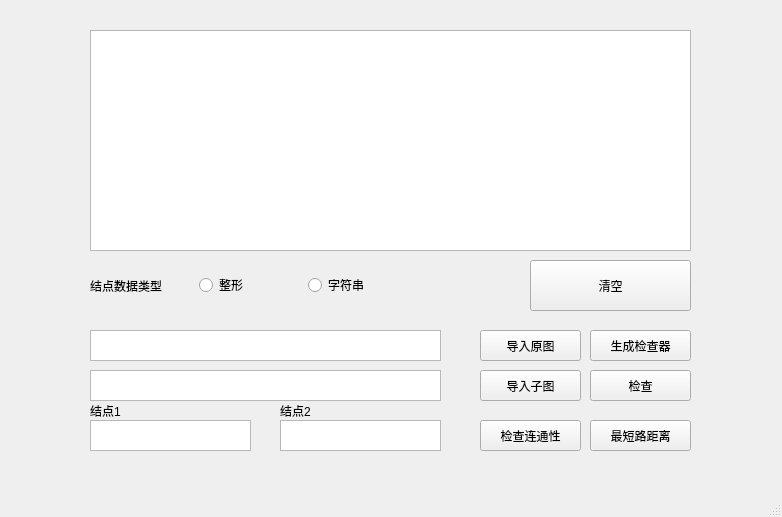
Above: mainwindow.ui from fangtiancheng/checker before the change. Below: the same form after it.
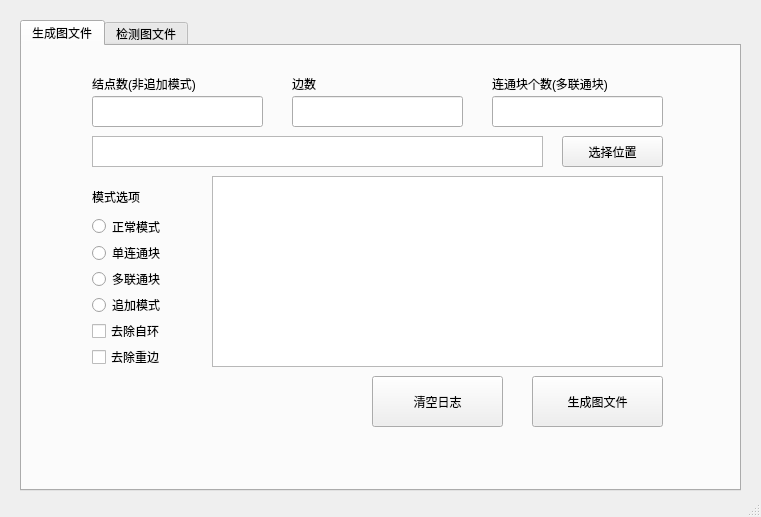
That is the form after the change.

Diff of the .ui file:
```diff
--- a/mainwindow.ui
+++ b/mainwindow.ui
@@ -6,7 +6,7 @@
    <rect>
     <x>0</x>
     <y>0</y>
-    <width>782</width>
+    <width>761</width>
     <height>517</height>
    </rect>
   </property>
@@ -14,106 +14,237 @@
    <string>MainWindow</string>
   </property>
   <widget class="QWidget" name="centralwidget">
-   <widget class="QPushButton" name="CheckButton">
+   <widget class="QTabWidget" name="tabWidget">
     <property name="geometry">
      <rect>
-      <x>590</x>
-      <y>370</y>
+      <x>20</x>
+      <y>20</y>
+      <width>721</width>
+      <height>471</height>
+     </rect>
+    </property>
+    <property name="currentIndex">
+     <number>0</number>
+    </property>
+    <widget class="QWidget" name="generate">
+     <attribute name="title">
+      <string>生成图文件</string>
+     </attribute>
+     <widget class="QLabel" name="label_4">
+      <property name="geometry">
+       <rect>
+        <x>70</x>
+        <y>30</y>
+        <width>171</width>
+        <height>16</height>
+       </rect>
+      </property>
+      <property name="text">
+       <string>结点数(非追加模式)</string>
+      </property>
+     </widget>
+     <widget class="QLabel" name="label_5">
+      <property name="geometry">
+       <rect>
+        <x>270</x>
+        <y>30</y>
+        <width>171</width>
+        <height>16</height>
+       </rect>
+      </property>
+      <property name="text">
+       <string>边数</string>
+      </property>
+     </widget>
+     <widget class="QWidget" name="verticalLayoutWidget">
+      <property name="geometry">
+       <rect>
+        <x>70</x>
+        <y>170</y>
       <width>101</width>
-      <height>31</height>
-     </rect>
-    </property>
+        <height>151</height>
+       </rect>
+      </property>
+      <layout class="QVBoxLayout" name="verticalLayout">
+       <item>
+        <widget class="QRadioButton" name="NormalModeButton">
     <property name="text">
-     <string>检查</string>
-    </property>
-   </widget>
-   <widget class="QPushButton" name="InputGraphButton">
+          <string>正常模式</string>
+         </property>
+        </widget>
+       </item>
+       <item>
+        <widget class="QRadioButton" name="OneConnectModeButton">
+         <property name="text">
+          <string>单连通块</string>
+         </property>
+        </widget>
+       </item>
+       <item>
+        <widget class="QRadioButton" name="MultyConnectButton">
+         <property name="text">
+          <string>多联通块</string>
+         </property>
+        </widget>
+       </item>
+       <item>
+        <widget class="QRadioButton" name="AddModeButton">
+         <property name="text">
+          <string>追加模式</string>
+         </property>
+        </widget>
+       </item>
+       <item>
+        <widget class="QCheckBox" name="NoSelfLoopButton">
+         <property name="text">
+          <string>去除自环</string>
+         </property>
+        </widget>
+       </item>
+       <item>
+        <widget class="QCheckBox" name="NoMultyEdgeButton">
+         <property name="text">
+          <string>去除重边</string>
+         </property>
+        </widget>
+       </item>
+      </layout>
+     </widget>
+     <widget class="QPushButton" name="GenerateButton">
     <property name="geometry">
      <rect>
-      <x>480</x>
+        <x>510</x>
       <y>330</y>
+        <width>131</width>
+        <height>51</height>
+       </rect>
+      </property>
+      <property name="text">
+       <string>生成图文件</string>
+      </property>
+     </widget>
+     <widget class="QTextEdit" name="InputLocation">
+      <property name="geometry">
+       <rect>
+        <x>70</x>
+        <y>90</y>
+        <width>451</width>
+        <height>31</height>
+       </rect>
+      </property>
+     </widget>
+     <widget class="QPushButton" name="SelectPathButton">
+      <property name="geometry">
+       <rect>
+        <x>540</x>
+        <y>90</y>
       <width>101</width>
       <height>31</height>
      </rect>
     </property>
     <property name="text">
-     <string>导入原图</string>
-    </property>
-   </widget>
+       <string>选择位置</string>
+      </property>
+     </widget>
+     <widget class="QTextBrowser" name="textBrowser">
+      <property name="geometry">
+       <rect>
+        <x>190</x>
+        <y>130</y>
+        <width>451</width>
+        <height>191</height>
+       </rect>
+      </property>
+     </widget>
+     <widget class="QLabel" name="ModeSelect">
+      <property name="geometry">
+       <rect>
+        <x>70</x>
+        <y>140</y>
+        <width>89</width>
+        <height>21</height>
+       </rect>
+      </property>
+      <property name="text">
+       <string>模式选项</string>
+      </property>
+     </widget>
+     <widget class="QLineEdit" name="VerNumInput">
+      <property name="geometry">
+       <rect>
+        <x>70</x>
+        <y>50</y>
+        <width>171</width>
+        <height>31</height>
+       </rect>
+      </property>
+     </widget>
+     <widget class="QLineEdit" name="EdgeNumInput">
+      <property name="geometry">
+       <rect>
+        <x>270</x>
+        <y>50</y>
+        <width>171</width>
+        <height>31</height>
+       </rect>
+      </property>
+     </widget>
+     <widget class="QLineEdit" name="BlockNumInput">
+      <property name="geometry">
+       <rect>
+        <x>470</x>
+        <y>50</y>
+        <width>171</width>
+        <height>31</height>
+       </rect>
+      </property>
+     </widget>
+     <widget class="QLabel" name="label_6">
+      <property name="geometry">
+       <rect>
+        <x>470</x>
+        <y>30</y>
+        <width>171</width>
+        <height>16</height>
+       </rect>
+      </property>
+      <property name="text">
+       <string>连通块个数(多联通块)</string>
+      </property>
+     </widget>
+     <widget class="QPushButton" name="ClearTextBrowserButton">
+      <property name="geometry">
+       <rect>
+        <x>350</x>
+        <y>330</y>
+        <width>131</width>
+        <height>51</height>
+       </rect>
+      </property>
+      <property name="text">
+       <string>清空日志</string>
+      </property>
+     </widget>
+    </widget>
+    <widget class="QWidget" name="tab">
+     <attribute name="title">
+      <string>检测图文件</string>
+     </attribute>
    <widget class="QTextBrowser" name="LogBrowser">
     <property name="geometry">
      <rect>
-      <x>90</x>
+        <x>60</x>
       <y>30</y>
-      <width>601</width>
-      <height>221</height>
+        <width>611</width>
+        <height>211</height>
      </rect>
     </property>
    </widget>
-   <widget class="QPushButton" name="ClearLogButton">
-    <property name="geometry">
-     <rect>
-      <x>530</x>
-      <y>260</y>
-      <width>161</width>
-      <height>51</height>
-     </rect>
-    </property>
-    <property name="text">
-     <string>清空</string>
-    </property>
-   </widget>
-   <widget class="QTextEdit" name="InputGraph">
-    <property name="geometry">
-     <rect>
-      <x>90</x>
-      <y>330</y>
-      <width>351</width>
-      <height>31</height>
-     </rect>
-    </property>
-   </widget>
-   <widget class="QTextEdit" name="InputSubGraph">
-    <property name="geometry">
-     <rect>
-      <x>90</x>
-      <y>370</y>
-      <width>351</width>
-      <height>31</height>
-     </rect>
-    </property>
-   </widget>
-   <widget class="QPushButton" name="InputSubGraphButton">
-    <property name="geometry">
-     <rect>
-      <x>480</x>
-      <y>370</y>
-      <width>101</width>
-      <height>31</height>
-     </rect>
-    </property>
-    <property name="text">
-     <string>导入子图</string>
-    </property>
-   </widget>
-   <widget class="QPushButton" name="NewCheckerButton">
-    <property name="geometry">
-     <rect>
-      <x>590</x>
-      <y>330</y>
-      <width>101</width>
-      <height>31</height>
-     </rect>
-    </property>
-    <property name="text">
-     <string>生成检查器</string>
-    </property>
-   </widget>
    <widget class="QWidget" name="horizontalLayoutWidget">
     <property name="geometry">
      <rect>
-      <x>90</x>
-      <y>260</y>
+        <x>80</x>
+        <y>250</y>
       <width>321</width>
       <height>51</height>
      </rect>
@@ -142,44 +273,24 @@
      </item>
     </layout>
    </widget>
-   <widget class="QTextEdit" name="Ver1Input">
+     <widget class="QPushButton" name="ClearLogButton">
     <property name="geometry">
      <rect>
-      <x>90</x>
-      <y>420</y>
-      <width>161</width>
-      <height>31</height>
-     </rect>
-    </property>
-   </widget>
-   <widget class="QTextEdit" name="Ver2Input">
-    <property name="geometry">
-     <rect>
-      <x>280</x>
-      <y>420</y>
-      <width>161</width>
-      <height>31</height>
-     </rect>
-    </property>
-   </widget>
-   <widget class="QPushButton" name="CheckUnicomButton">
-    <property name="geometry">
-     <rect>
-      <x>480</x>
-      <y>420</y>
-      <width>101</width>
-      <height>31</height>
+        <x>550</x>
+        <y>250</y>
+        <width>121</width>
+        <height>41</height>
      </rect>
     </property>
     <property name="text">
-     <string>检查连通性</string>
+       <string>清空日志</string>
     </property>
    </widget>
    <widget class="QPushButton" name="CheckMinDistButton">
     <property name="geometry">
      <rect>
-      <x>590</x>
-      <y>420</y>
+        <x>570</x>
+        <y>390</y>
       <width>101</width>
       <height>31</height>
      </rect>
@@ -188,24 +299,76 @@
      <string>最短路距离</string>
     </property>
    </widget>
-   <widget class="QLabel" name="label_2">
+     <widget class="QPushButton" name="InputSubGraphButton">
     <property name="geometry">
      <rect>
-      <x>90</x>
-      <y>400</y>
-      <width>45</width>
-      <height>21</height>
+        <x>460</x>
+        <y>340</y>
+        <width>101</width>
+        <height>31</height>
      </rect>
     </property>
     <property name="text">
-     <string>结点1</string>
+       <string>导入子图</string>
+      </property>
+     </widget>
+     <widget class="QPushButton" name="CheckButton">
+      <property name="geometry">
+       <rect>
+        <x>570</x>
+        <y>340</y>
+        <width>101</width>
+        <height>31</height>
+       </rect>
+      </property>
+      <property name="text">
+       <string>检查</string>
+      </property>
+     </widget>
+     <widget class="QPushButton" name="CheckUnicomButton">
+      <property name="geometry">
+       <rect>
+        <x>460</x>
+        <y>390</y>
+        <width>101</width>
+        <height>31</height>
+       </rect>
+      </property>
+      <property name="text">
+       <string>检查连通性</string>
+      </property>
+     </widget>
+     <widget class="QPushButton" name="InputGraphButton">
+      <property name="geometry">
+       <rect>
+        <x>460</x>
+        <y>300</y>
+        <width>101</width>
+        <height>31</height>
+       </rect>
+      </property>
+      <property name="text">
+       <string>导入原图</string>
+      </property>
+     </widget>
+     <widget class="QPushButton" name="NewCheckerButton">
+      <property name="geometry">
+       <rect>
+        <x>570</x>
+        <y>300</y>
+        <width>101</width>
+        <height>31</height>
+       </rect>
+      </property>
+      <property name="text">
+       <string>生成检查器</string>
     </property>
    </widget>
    <widget class="QLabel" name="label_3">
     <property name="geometry">
      <rect>
-      <x>280</x>
-      <y>400</y>
+        <x>250</x>
+        <y>370</y>
       <width>45</width>
       <height>21</height>
      </rect>
@@ -214,6 +377,61 @@
      <string>结点2</string>
     </property>
    </widget>
+     <widget class="QLabel" name="label_2">
+      <property name="geometry">
+       <rect>
+        <x>60</x>
+        <y>370</y>
+        <width>45</width>
+        <height>21</height>
+       </rect>
+      </property>
+      <property name="text">
+       <string>结点1</string>
+      </property>
+     </widget>
+     <widget class="QTextEdit" name="InputGraph">
+      <property name="geometry">
+       <rect>
+        <x>60</x>
+        <y>300</y>
+        <width>351</width>
+        <height>31</height>
+       </rect>
+      </property>
+     </widget>
+     <widget class="QTextEdit" name="Ver1Input">
+      <property name="geometry">
+       <rect>
+        <x>60</x>
+        <y>390</y>
+        <width>161</width>
+        <height>31</height>
+       </rect>
+      </property>
+     </widget>
+     <widget class="QTextEdit" name="Ver2Input">
+      <property name="geometry">
+       <rect>
+        <x>250</x>
+        <y>390</y>
+        <width>161</width>
+        <height>31</height>
+       </rect>
+      </property>
+     </widget>
+     <widget class="QTextEdit" name="InputSubGraph">
+      <property name="geometry">
+       <rect>
+        <x>60</x>
+        <y>340</y>
+        <width>351</width>
+        <height>31</height>
+       </rect>
+      </property>
+     </widget>
+    </widget>
+   </widget>
   </widget>
   <widget class="QMenuBar" name="menubar">
    <property name="geometry">
```
Left out of the diff: 4 changed lines with no effect on the pictures. Lines whose indentation alone changed are shown as unchanged.
